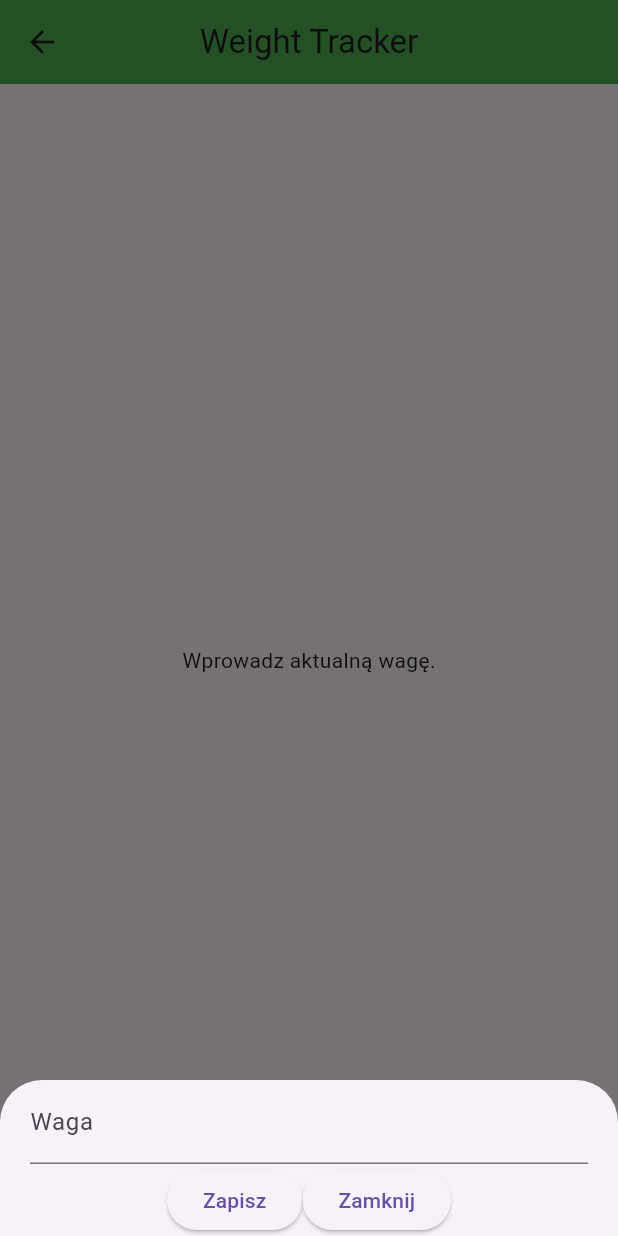
After one commit to mchocilowicz/weight_tracker, a Flutter app: the WeightScreen screen opened directly, after a tap on the "add" icon, on a phone screen of 412 x 824 dp. The commit adds this screen. Run offline on Flutter 3.47's test engine with Material 3 defaults, Android fonts, the phone set to English and light mode, and no system bars; our stand-ins replace sqflite; accounts and stored records are empty.

```diff
--- /dev/null
+++ b/lib/screen/weight_screen.dart
@@ -0,0 +1,83 @@
+import 'package:flutter/material.dart';
+import 'package:intl/intl.dart';
+import 'package:weight_tracker/db/model/weight.dart';
+import 'package:weight_tracker/db/repository/weight_repository.dart';
+import 'package:weight_tracker/widgets/weight_form.dart';
+
+class WeightScreen extends StatefulWidget {
+  const WeightScreen({super.key});
+
+  @override
+  State<WeightScreen> createState() => _WeightScreenState();
+}
+
+class _WeightScreenState extends State<WeightScreen> {
+  final List<Weight> weightList = [];
+  final WeightRepository repository = WeightRepository();
+
+  @override
+  void initState() {
+    super.initState();
+    repository.getAll().then((value) => setState(() {
+      weightList.addAll(value);
+    }));
+  }
+
+  @override
+  Widget build(BuildContext context) {
+    return Scaffold(
+      appBar: AppBar(
+        title: const Text('Weight Tracker'),
+        backgroundColor: Colors.green,
+        centerTitle: true,
+      ),
+      floatingActionButton: FloatingActionButton(
+        backgroundColor: Colors.green,
+        tooltip: 'Wprowadz nowy pomiar',
+        onPressed: () {
+          showModalBottomSheet<double>(
+              isDismissible: false,
+              context: context,
+              builder: (context) {
+                return const WeightForm();
+              }).then((value) => {
+            if (value != null)
+              {
+                repository.create(value).then((weight) => {
+                  setState(() {
+                    weightList.insert(0, weight);
+                  })
+                })
+              }
+          });
+        },
+        child: const Icon(
+          Icons.add,
+          color: Colors.white,
+          size: 30,
+        ),
+      ),
+      body: weightList.isEmpty
+          ? const Center(
+        child: Text('Wprowadz aktualną wagę.'),
+      )
+          : ListView.separated(
+          itemBuilder: (BuildContext context, int index) {
+            final weight = weightList[index];
+            return ListTile(
+              title: Row(
+                mainAxisAlignment: MainAxisAlignment.spaceEvenly,
+                children: [
+                  Text(DateFormat("MM.dd.yyyy").format(weight.createdAt)),
+                  Text('${weight.amount}'),
+                ],
+              ),
+            );
+          },
+          separatorBuilder: (context, index) => const Divider(
+            color: Colors.black,
+          ),
+          itemCount: weightList.length),
+    );
+  }
+}
--- /dev/null
+++ b/lib/widgets/weight_form.dart
@@ -0,0 +1,65 @@
+import 'package:flutter/material.dart';
+
+class WeightForm extends StatefulWidget {
+  const WeightForm({super.key});
+
+  @override
+  State<WeightForm> createState() => _WeightFormState();
+}
+
+class _WeightFormState extends State<WeightForm> {
+  final formData = GlobalKey<FormState>();
+
+  double? newWeight;
+
+  @override
+  Widget build(BuildContext context) {
+    return Padding(
+      padding: const EdgeInsets.symmetric(horizontal: 20)
+          .copyWith(bottom: MediaQuery.of(context).viewInsets.bottom),
+      child: Form(
+          key: formData,
+          child: Column(
+            mainAxisSize: MainAxisSize.min,
+            children: [
+              TextFormField(
+                keyboardType:
+                const TextInputType.numberWithOptions(decimal: true),
+                decoration: const InputDecoration(
+                    hintText: "Wprowadz nowy pomiar", label: Text("Waga")),
+                validator: (value) {
+                  if (value == null ||
+                      value.isEmpty ||
+                      double.tryParse(value) == null ||
+                      double.tryParse(value)! <= 0) {
+                    return "Wprowadzona waga jest niepoprawna.";
+                  }
+                  return null;
+                },
+                onSaved: (value) {
+                  newWeight = double.tryParse(value!);
+                },
+              ),
+              Row(
+                mainAxisAlignment: MainAxisAlignment.center,
+                children: [
+                  ElevatedButton(
+                      onPressed: () {
+                        if (formData.currentState!.validate()) {
+                          formData.currentState!.save();
+                          Navigator.of(context).pop(newWeight!);
+                        }
+                      },
+                      child: const Text("Zapisz")),
+                  ElevatedButton(
+                      onPressed: () {
+                        Navigator.of(context).pop();
+                      },
+                      child: const Text("Zamknij"))
+                ],
+              )
+            ],
+          )),
+    );
+  }
+}
```
Also changed, not shown: lib/main.dart (+1 -146 lines), lib/screen/home_screen.dart (added, +25 -0 lines), lib/screen/login_screen.dart (added, +78 -0 lines).
